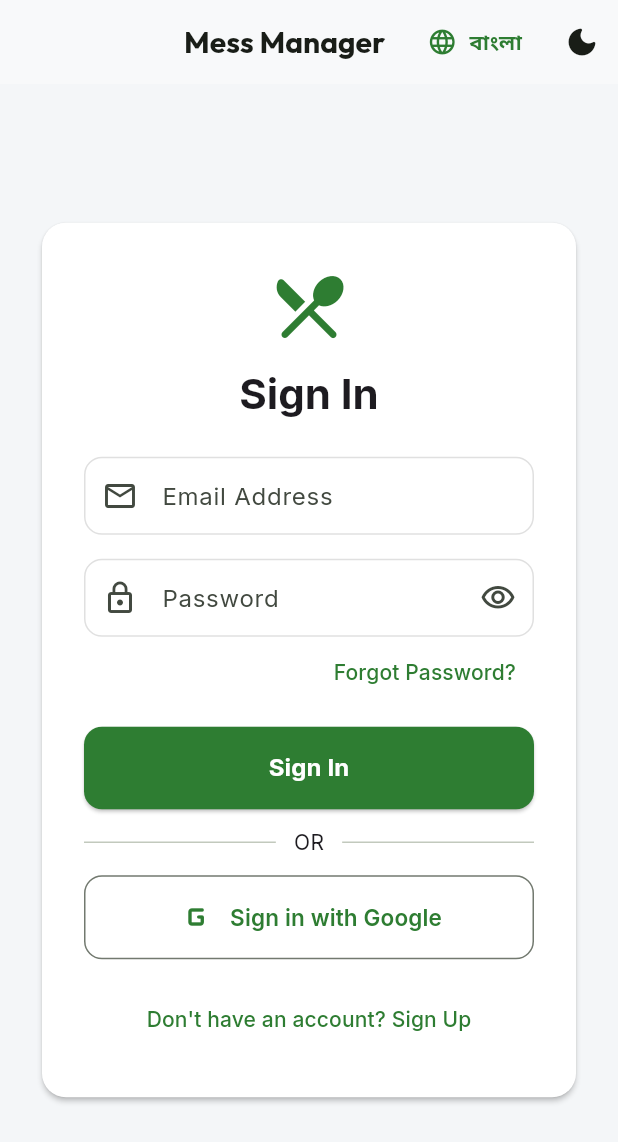
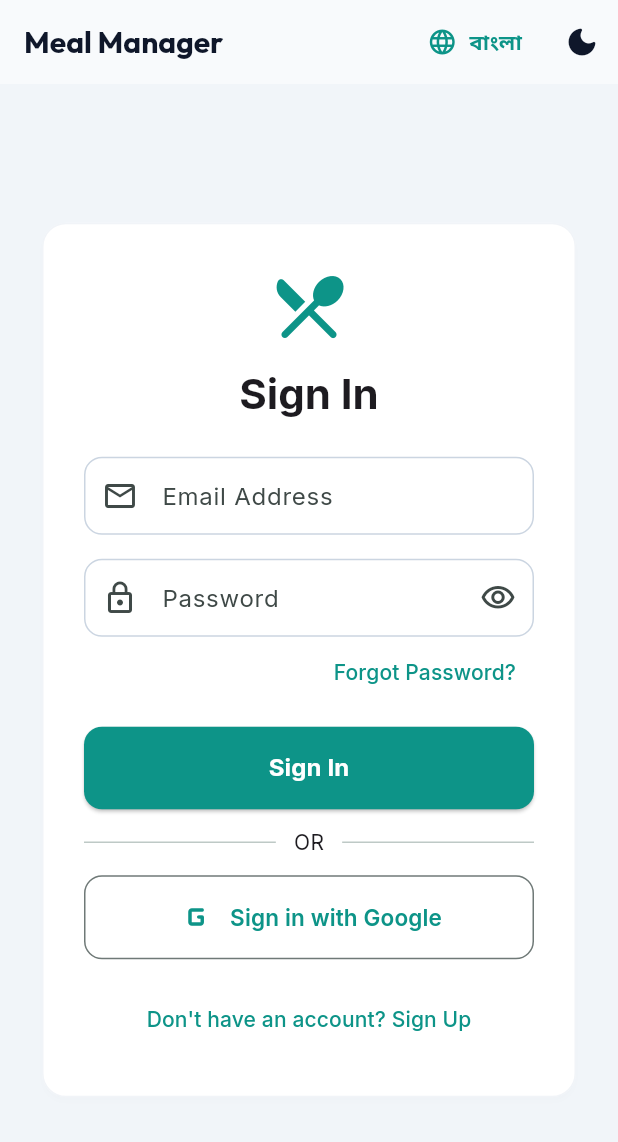
Before and after one commit to mddaf/mess_manager, a Flutter app: the screen it shows after launch, on a phone screen of 412 x 824 dp. Shown: the top 1142 px of the screen. Run offline on Flutter 3.47's test engine with Material 3 defaults, Android fonts, the phone set to English and light mode, and no system bars; our stand-ins replace cached_network_image, cloud_firestore, equatable, firebase_auth, firebase_core, firebase_messaging and 9 more; missing offline and left inert: google_mlkit_text_recognition; accounts and stored records are empty.

Commit message:
feat: replace Mess Manager with Meal Manager, add logo & drawer to setup screen, block setup access for members, fix leave/delete mess state resets, and harmonize dark/light themes

```diff
--- a/lib/app.dart
+++ b/lib/app.dart
@@ -108,7 +108,7 @@ class _MessManagerAppState extends State<MessManagerApp> {
               return BlocBuilder<LocaleBloc, LocaleState>(
                 builder: (context, localeState) {
                   return MaterialApp.router(
-                    title: 'Mess Manager',
+                    title: 'Meal Manager',
                     debugShowCheckedModeBanner: false,
                     theme: AppTheme.lightTheme(),
                     darkTheme: AppTheme.darkTheme(),
--- a/lib/blocs/mess/mess_bloc.dart
+++ b/lib/blocs/mess/mess_bloc.dart
@@ -21,6 +21,7 @@ class MessBloc extends Bloc<MessEvent, MessState> {
     on<CreateMessRequested>(_onCreateMess);
     on<JoinMessRequested>(_onJoinMess);
     on<WatchMessRequested>(_onWatchMess);
+    on<ResetMessRequested>(_onResetMess);
     on<_MessUpdated>(_onMessUpdated);
     on<_MembersUpdated>(_onMembersUpdated);
   }
@@ -97,6 +98,17 @@ class MessBloc extends Bloc<MessEvent, MessState> {
     );
   }
 
+  Future<void> _onResetMess(
+    ResetMessRequested event,
+    Emitter<MessState> emit,
+  ) async {
+    await _messSub?.cancel();
+    await _membersSub?.cancel();
+    _currentMess = null;
+    _currentMembers = [];
+    emit(MessInitial());
+  }
+
   void _onMessUpdated(_MessUpdated event, Emitter<MessState> emit) {
     _currentMess = event.mess;
     if (_currentMess != null) {
--- a/lib/blocs/mess/mess_event.dart
+++ b/lib/blocs/mess/mess_event.dart
@@ -51,3 +51,7 @@ class WatchMessRequested extends MessEvent {
   @override
   List<Object?> get props => [messId];
 }
+
+class ResetMessRequested extends MessEvent {
+  const ResetMessRequested();
+}
--- a/lib/core/constants.dart
+++ b/lib/core/constants.dart
@@ -1,5 +1,5 @@
 class AppConstants {
-  static const String appName = 'Mess Manager';
+  static const String appName = 'Meal Manager';
 
   // Firestore Collections
   static const String collectionUsers = 'users';
--- a/lib/core/router/app_router.dart
+++ b/lib/core/router/app_router.dart
@@ -86,12 +86,26 @@ GoRouter buildAppRouter(AuthBloc authBloc) {
           return loc == '/verify-email' ? null : '/verify-email';
         }
 
+        // Check if user is associated with any mess
+        final hasMess = authState.user.messIds.isNotEmpty;
+
+        // Requirement: Mess Setup/Creation page (/setup) can ONLY be accessed when user is NOT associated with any mess
+        if (hasMess && loc == '/setup') {
+          return '/home?messId=${authState.user.messIds.first}';
+        }
+
+        if (!hasMess && loc == '/home') {
+          return '/setup';
+        }
+
         // Verified: don't stay on splash, auth, or verify pages
         final isPublicRoute = loc == '/splash' ||
             loc == '/login' ||
             loc == '/register' ||
             loc == '/verify-email';
-        if (isPublicRoute) return '/setup';
+        if (isPublicRoute) {
+          return hasMess ? '/home?messId=${authState.user.messIds.first}' : '/setup';
+        }
       }
 
       return null;
--- a/lib/core/theme/app_theme.dart
+++ b/lib/core/theme/app_theme.dart
@@ -2,26 +2,31 @@ import 'package:flutter/material.dart';
 import 'package:google_fonts/google_fonts.dart';
 
 class AppTheme {
-  static const Color primarySeed = Color(0xFF1B5E20); // Deep Forest Green
-  static const Color accentColor = Color(0xFF00897B); // Teal accent
+  static const Color primarySeed = Color(0xFF0D9488); // Modern Teal Green
+  static const Color accentColor = Color(0xFF10B981); // Emerald accent
 
   static ThemeData lightTheme() {
     final colorScheme = ColorScheme.fromSeed(
       seedColor: primarySeed,
       brightness: Brightness.light,
-      primary: const Color(0xFF2E7D32),
-      secondary: accentColor,
-      surface: const Color(0xFFF8F9FA),
+      primary: const Color(0xFF0D9488),
+      primaryContainer: const Color(0xFFCCFBF1),
+      onPrimaryContainer: const Color(0xFF115E59),
+      secondary: const Color(0xFF10B981),
+      secondaryContainer: const Color(0xFFD1FAE5),
+      onSecondaryContainer: const Color(0xFF065F46),
+      surface: const Color(0xFFF8FAFC),
+      onSurface: const Color(0xFF0F172A),
     );
 
     return ThemeData(
       useMaterial3: true,
       colorScheme: colorScheme,
       brightness: Brightness.light,
-      scaffoldBackgroundColor: const Color(0xFFF4F6F8),
+      scaffoldBackgroundColor: const Color(0xFFF1F5F9),
       textTheme: GoogleFonts.interTextTheme(ThemeData.light().textTheme),
       appBarTheme: AppBarTheme(
-        centerTitle: true,
+        centerTitle: false,
         elevation: 0,
         backgroundColor: colorScheme.surface,
         foregroundColor: colorScheme.onSurface,
@@ -33,14 +38,17 @@ class AppTheme {
       ),
       cardTheme: CardThemeData(
         elevation: 1.5,
+        shadowColor: Colors.black.withValues(alpha: 0.05),
         shape: RoundedRectangleBorder(
           borderRadius: BorderRadius.circular(16),
+          side: BorderSide(color: const Color(0xFFE2E8F0).withValues(alpha: 0.5)),
         ),
         color: Colors.white,
       ),
       floatingActionButtonTheme: FloatingActionButtonThemeData(
         backgroundColor: colorScheme.primary,
         foregroundColor: Colors.white,
+        elevation: 3,
         shape: RoundedRectangleBorder(
           borderRadius: BorderRadius.circular(16),
         ),
@@ -50,11 +58,11 @@ class AppTheme {
         fillColor: Colors.white,
         border: OutlineInputBorder(
           borderRadius: BorderRadius.circular(12),
-          borderSide: BorderSide(color: Colors.grey.shade300),
+          borderSide: const BorderSide(color: Color(0xFFCBD5E1)),
         ),
         enabledBorder: OutlineInputBorder(
           borderRadius: BorderRadius.circular(12),
-          borderSide: BorderSide(color: Colors.grey.shade300),
+          borderSide: const BorderSide(color: Color(0xFFCBD5E1)),
         ),
         focusedBorder: OutlineInputBorder(
           borderRadius: BorderRadius.circular(12),
@@ -69,19 +77,24 @@ class AppTheme {
     final colorScheme = ColorScheme.fromSeed(
       seedColor: primarySeed,
       brightness: Brightness.dark,
-      primary: const Color(0xFF81C784),
-      secondary: const Color(0xFF4DB6AC),
-      surface: const Color(0xFF1E261E),
+      primary: const Color(0xFF2DD4BF),
+      primaryContainer: const Color(0xFF115E59),
+      onPrimaryContainer: const Color(0xFFCCFBF1),
+      secondary: const Color(0xFF34D399),
+      secondaryContainer: const Color(0xFF065F46),
+      onSecondaryContainer: const Color(0xFFD1FAE5),
+      surface: const Color(0xFF1E293B),
+      onSurface: const Color(0xFFF8FAFC),
     );
 
     return ThemeData(
       useMaterial3: true,
       colorScheme: colorScheme,
       brightness: Brightness.dark,
-      scaffoldBackgroundColor: const Color(0xFF121612),
+      scaffoldBackgroundColor: const Color(0xFF0F172A),
       textTheme: GoogleFonts.interTextTheme(ThemeData.dark().textTheme),
       appBarTheme: AppBarTheme(
-        centerTitle: true,
+        centerTitle: false,
         elevation: 0,
         backgroundColor: colorScheme.surface,
         foregroundColor: colorScheme.onSurface,
@@ -93,28 +106,31 @@ class AppTheme {
       ),
       cardTheme: CardThemeData(
         elevation: 2,
+        shadowColor: Colors.black.withValues(alpha: 0.3),
         shape: RoundedRectangleBorder(
           borderRadius: BorderRadius.circular(16),
+          side: BorderSide(color: const Color(0xFF334155).withValues(alpha: 0.4)),
         ),
-        color: const Color(0xFF1E261E),
+        color: const Color(0xFF1E293B),
       ),
       floatingActionButtonTheme: FloatingActionButtonThemeData(
         backgroundColor: colorScheme.primary,
-        foregroundColor: const Color(0xFF121612),
+        foregroundColor: const Color(0xFF0F172A),
+        elevation: 3,
         shape: RoundedRectangleBorder(
           borderRadius: BorderRadius.circular(16),
         ),
       ),
       inputDecorationTheme: InputDecorationTheme(
         filled: true,
-        fillColor: const Color(0xFF263026),
+        fillColor: const Color(0xFF334155),
         border: OutlineInputBorder(
           borderRadius: BorderRadius.circular(12),
-          borderSide: BorderSide(color: Colors.grey.shade800),
+          borderSide: const BorderSide(color: Color(0xFF475569)),
         ),
         enabledBorder: OutlineInputBorder(
           borderRadius: BorderRadius.circular(12),
-          borderSide: BorderSide(color: Colors.grey.shade800),
+          borderSide: const BorderSide(color: Color(0xFF475569)),
         ),
         focusedBorder: OutlineInputBorder(
           borderRadius: BorderRadius.circular(12),
--- a/lib/l10n/app_en.arb
+++ b/lib/l10n/app_en.arb
@@ -1,6 +1,6 @@
 {
   "@@locale": "en",
-  "appTitle": "Mess Manager",
+  "appTitle": "Meal Manager",
   "@appTitle": {
     "description": "The title of the application"
   },
--- a/lib/l10n/app_localizations.dart
+++ b/lib/l10n/app_localizations.dart
@@ -101,7 +101,7 @@ abstract class AppLocalizations {
   /// The title of the application
   ///
   /// In en, this message translates to:
-  /// **'Mess Manager'**
+  /// **'Meal Manager'**
   String get appTitle;
 
   /// No description provided for @login.
--- a/lib/l10n/app_localizations_en.dart
+++ b/lib/l10n/app_localizations_en.dart
@@ -9,7 +9,7 @@ class AppLocalizationsEn extends AppLocalizations {
   AppLocalizationsEn([String locale = 'en']) : super(locale);
 
   @override
-  String get appTitle => 'Mess Manager';
+  String get appTitle => 'Meal Manager';
 
   @override
   String get login => 'Sign In';
--- a/lib/ui/screens/mess/mess_profile_screen.dart
+++ b/lib/ui/screens/mess/mess_profile_screen.dart
@@ -8,6 +8,7 @@ import '../../../blocs/auth/auth_bloc.dart';
 import '../../../blocs/auth/auth_event.dart';
 import '../../../blocs/auth/auth_state.dart';
 import '../../../blocs/mess/mess_bloc.dart';
+import '../../../blocs/mess/mess_event.dart';
 import '../../../blocs/mess/mess_state.dart';
 import '../../../data/repositories/mess_repository.dart';
 import '../../../models/member.dart';
@@ -185,9 +186,9 @@ class MessProfileScreen extends StatelessWidget {
         senderName: senderName,
       );
 
-      final subjectRaw = 'You are invited to join $messName on Mess Manager';
+      final subjectRaw = 'You are invited to join $messName on Meal Manager';
       final bodyRaw =
-          'Hi,\n\n$senderName invited you to join $messName on Mess Manager.\n\n'
+          'Hi,\n\n$senderName invited you to join $messName on Meal Manager.\n\n'
           'Invite Code: $code\n'
           'Direct Link: $link\n\n'
           'This invite is bound to $targetEmail.';
@@ -403,9 +404,9 @@ class MessProfileScreen extends StatelessWidget {
       try {
         await repo.deleteMess(messId: messId, userId: userId);
         if (!context.mounted) return;
-        // Reload auth profile (clears messIds) before navigating to prevent back-loop
+        context.read<MessBloc>().add(const ResetMessRequested());
         authBloc.add(AuthCheckRequested());
-        await Future.delayed(const Duration(milliseconds: 400));
+        await Future.delayed(const Duration(milliseconds: 300));
         if (context.mounted) router.go('/setup');
       } catch (e) {
         if (!context.mounted) return;
@@ -524,8 +525,9 @@ class MessProfileScreen extends StatelessWidget {
       try {
         await repo.leaveMess(messId: messId, userId: currentUserId);
         if (!context.mounted) return;
+        context.read<MessBloc>().add(const ResetMessRequested());
         authBloc.add(AuthCheckRequested());
-        await Future.delayed(const Duration(milliseconds: 400));
+        await Future.delayed(const Duration(milliseconds: 300));
         if (context.mounted) router.go('/setup');
       } catch (e) {
         if (!context.mounted) return;
```
Also changed, not shown: lib/data/repositories/mess_repository.dart (+6 -2 lines), lib/ui/screens/dashboard/mess_dashboard_screen.dart (+6 -1 lines), lib/ui/screens/mess/mess_setup_screen.dart (+67 -2 lines).
